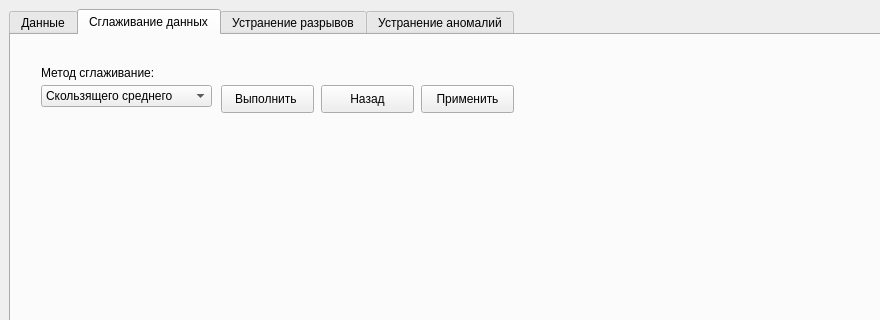
Old version of the form coursework/src/app/window.ui in the repository Mis-prog/digital-signal-processing-app; both pictures show x 0 to 880 and y 0 to 320 of the 1092 by 800 pixel window.
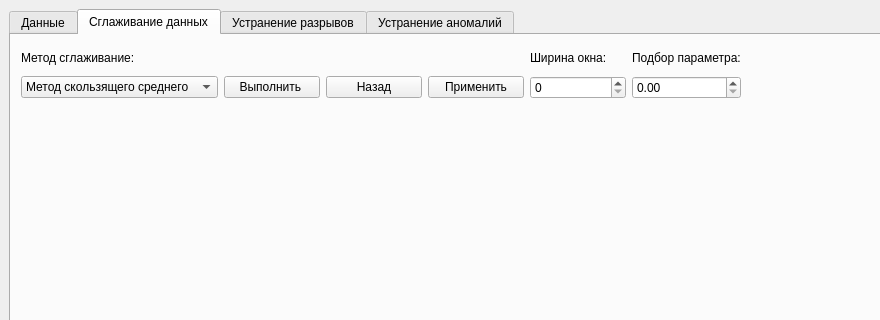
New version of the form. The open tabs and pages were chosen to show the change.

```diff
--- a/coursework/src/app/window.ui
+++ b/coursework/src/app/window.ui
@@ -20,7 +20,7 @@
       <property name="sizeConstraint">
        <enum>QLayout::SetDefaultConstraint</enum>
       </property>
-      <item row="0" column="1">
+      <item row="0" column="0">
        <widget class="QTabWidget" name="tabWidget">
         <property name="currentIndex">
          <number>0</number>
@@ -160,80 +160,109 @@
          <attribute name="title">
           <string>Сглаживание данных</string>
          </attribute>
-         <widget class="QComboBox" name="comboBox">
+         <widget class="QWidget" name="">
           <property name="geometry">
            <rect>
-            <x>30</x>
-            <y>50</y>
-            <width>171</width>
-            <height>22</height>
+            <x>10</x>
+            <y>11</y>
+            <width>720</width>
+            <height>53</height>
            </rect>
           </property>
-          <item>
-           <property name="text">
-            <string>Скользящего среднего</string>
-           </property>
-          </item>
-         </widget>
+          <layout class="QGridLayout" name="gridLayout_3">
+           <item row="0" column="0">
          <widget class="QLabel" name="label_2">
-          <property name="geometry">
-           <rect>
-            <x>30</x>
-            <y>30</y>
-            <width>131</width>
-            <height>16</height>
-           </rect>
-          </property>
           <property name="text">
            <string>Метод сглаживание:</string>
           </property>
          </widget>
-         <widget class="QPushButton" name="pushButton_6">
-          <property name="geometry">
-           <rect>
-            <x>210</x>
-            <y>50</y>
-            <width>93</width>
-            <height>28</height>
-           </rect>
-          </property>
+           </item>
+           <item row="0" column="4">
+            <widget class="QLabel" name="smoothing_window_widget">
+             <property name="text">
+              <string>Ширина окна:</string>
+             </property>
+            </widget>
+           </item>
+           <item row="0" column="5">
+            <widget class="QLabel" name="smoothing_param_window">
+             <property name="text">
+              <string>Подбор параметра:</string>
+             </property>
+            </widget>
+           </item>
+           <item row="1" column="0">
+            <widget class="QComboBox" name="list_filter_smoothing_widget">
+             <item>
+              <property name="text">
+               <string>Метод скользящего среднего </string>
+              </property>
+             </item>
+             <item>
+              <property name="text">
+               <string>Медианный фильтр </string>
+              </property>
+             </item>
+             <item>
+              <property name="text">
+               <string>Экспонитационный фильтр</string>
+              </property>
+             </item>
+            </widget>
+           </item>
+           <item row="1" column="1">
+            <widget class="QPushButton" name="run_smoothing_widget">
           <property name="text">
            <string>Выполнить </string>
           </property>
          </widget>
-         <widget class="QPushButton" name="pushButton_8">
-          <property name="geometry">
-           <rect>
-            <x>310</x>
-            <y>50</y>
-            <width>93</width>
-            <height>28</height>
-           </rect>
-          </property>
+           </item>
+           <item row="1" column="2">
+            <widget class="QPushButton" name="back_smoothing_widget">
           <property name="text">
            <string>Назад</string>
           </property>
          </widget>
-         <widget class="QPushButton" name="pushButton_29">
-          <property name="geometry">
-           <rect>
-            <x>410</x>
-            <y>50</y>
-            <width>93</width>
-            <height>28</height>
-           </rect>
-          </property>
+           </item>
+           <item row="1" column="3">
+            <widget class="QPushButton" name="apply_smoothing_widget">
           <property name="text">
            <string>Применить</string>
           </property>
+            </widget>
+           </item>
+           <item row="1" column="4">
+            <widget class="QSpinBox" name="smoothing_window_value_widget">
+             <property name="maximum">
+              <number>1000</number>
+             </property>
+             <property name="value">
+              <number>0</number>
+             </property>
+             <property name="displayIntegerBase">
+              <number>10</number>
+             </property>
+            </widget>
+           </item>
+           <item row="1" column="5">
+            <widget class="QDoubleSpinBox" name="smoothing_param_value_widget">
+             <property name="maximum">
+              <double>1.000000000000000</double>
+             </property>
+             <property name="singleStep">
+              <double>0.010000000000000</double>
+             </property>
+            </widget>
+           </item>
+          </layout>
          </widget>
          <widget class="QWidget" name="smoothing_widget" native="true">
           <property name="geometry">
            <rect>
-            <x>29</x>
-            <y>109</y>
-            <width>1001</width>
-            <height>581</height>
+            <x>11</x>
+            <y>90</y>
+            <width>1040</width>
+            <height>621</height>
            </rect>
           </property>
          </widget>
```
Left out of the diff: 335 changed lines with no effect on the pictures. Lines whose indentation alone changed are shown as unchanged.
